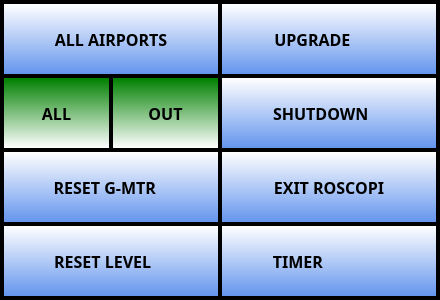
First picture: the form in ui/MenuDialog.ui, repository UnexplodedMinds/Stratofier, before the edit.
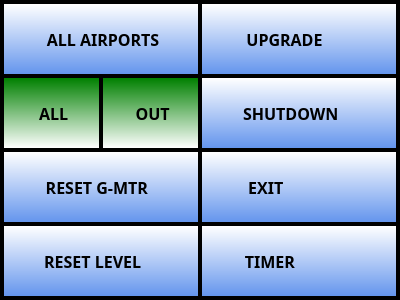
Second picture: the form after the edit. Icons and pictures are not drawn.

```diff
--- a/ui/MenuDialog.ui
+++ b/ui/MenuDialog.ui
@@ -6,28 +6,16 @@
    <rect>
     <x>0</x>
     <y>0</y>
-    <width>440</width>
+    <width>400</width>
     <height>300</height>
    </rect>
   </property>
   <property name="sizePolicy">
-   <sizepolicy hsizetype="Fixed" vsizetype="Fixed">
+   <sizepolicy hsizetype="Expanding" vsizetype="Expanding">
     <horstretch>0</horstretch>
     <verstretch>0</verstretch>
    </sizepolicy>
   </property>
-  <property name="minimumSize">
-   <size>
-    <width>440</width>
-    <height>300</height>
-   </size>
-  </property>
-  <property name="maximumSize">
-   <size>
-    <width>440</width>
-    <height>300</height>
-   </size>
-  </property>
   <property name="palette">
    <palette>
     <active>
@@ -152,7 +140,7 @@
       </font>
      </property>
      <property name="text">
-      <string>RESET G-MTR   </string>
+      <string> RESET G-MTR   </string>
      </property>
      <property name="icon">
       <iconset resource="../AHRSResources.qrc">
@@ -186,7 +174,7 @@
       </font>
      </property>
      <property name="text">
-      <string>ALL AIRPORTS</string>
+      <string> ALL AIRPORTS</string>
      </property>
      <property name="icon">
       <iconset resource="../AHRSResources.qrc">
@@ -300,7 +288,7 @@
       <bool>false</bool>
      </property>
      <property name="text">
-      <string>EXIT ROSCOPI</string>
+      <string> EXIT                 </string>
      </property>
      <property name="icon">
       <iconset resource="../AHRSResources.qrc">
@@ -337,7 +325,7 @@
       <bool>false</bool>
      </property>
      <property name="text">
-      <string>UPGRADE        </string>
+      <string> UPGRADE        </string>
      </property>
      <property name="icon">
       <iconset resource="../AHRSResources.qrc">
@@ -374,7 +362,7 @@
       <bool>false</bool>
      </property>
      <property name="text">
-      <string>TIMER               </string>
+      <string> TIMER               </string>
      </property>
      <property name="icon">
       <iconset resource="../AHRSResources.qrc">
@@ -426,7 +414,7 @@
 </string>
        </property>
        <property name="text">
-        <string>ALL</string>
+        <string> ALL</string>
        </property>
        <property name="icon">
         <iconset resource="../AHRSResources.qrc">
@@ -482,7 +470,7 @@
 </string>
        </property>
        <property name="text">
-        <string>OUT</string>
+        <string> OUT</string>
        </property>
        <property name="icon">
         <iconset resource="../AHRSResources.qrc">
```
